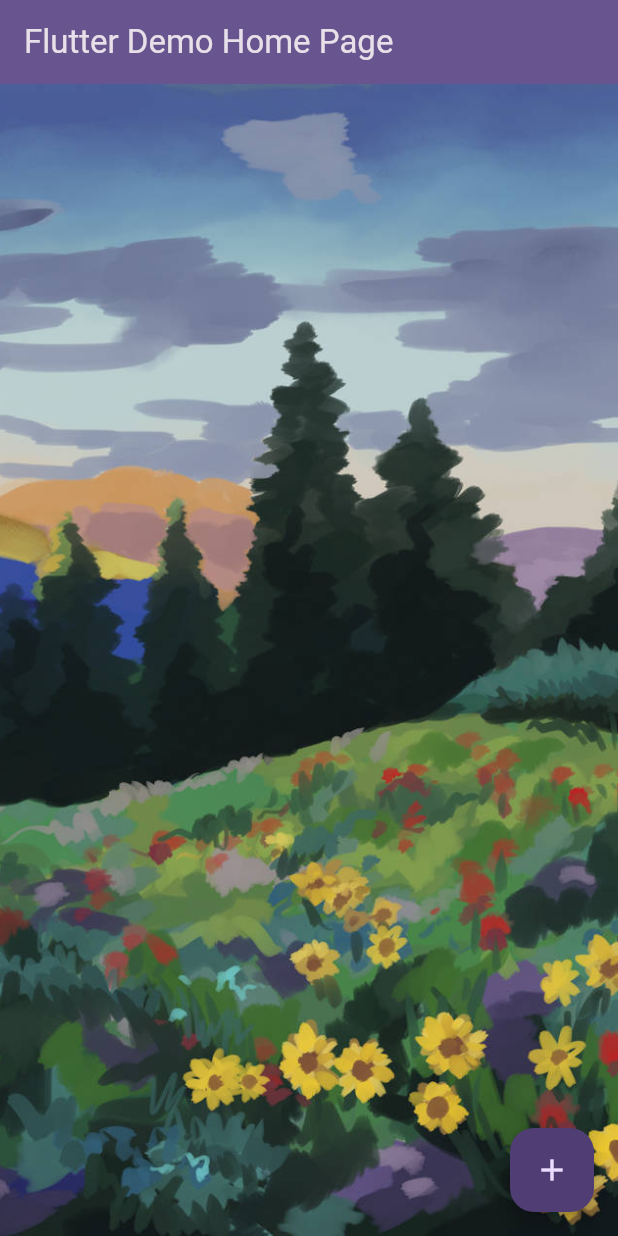
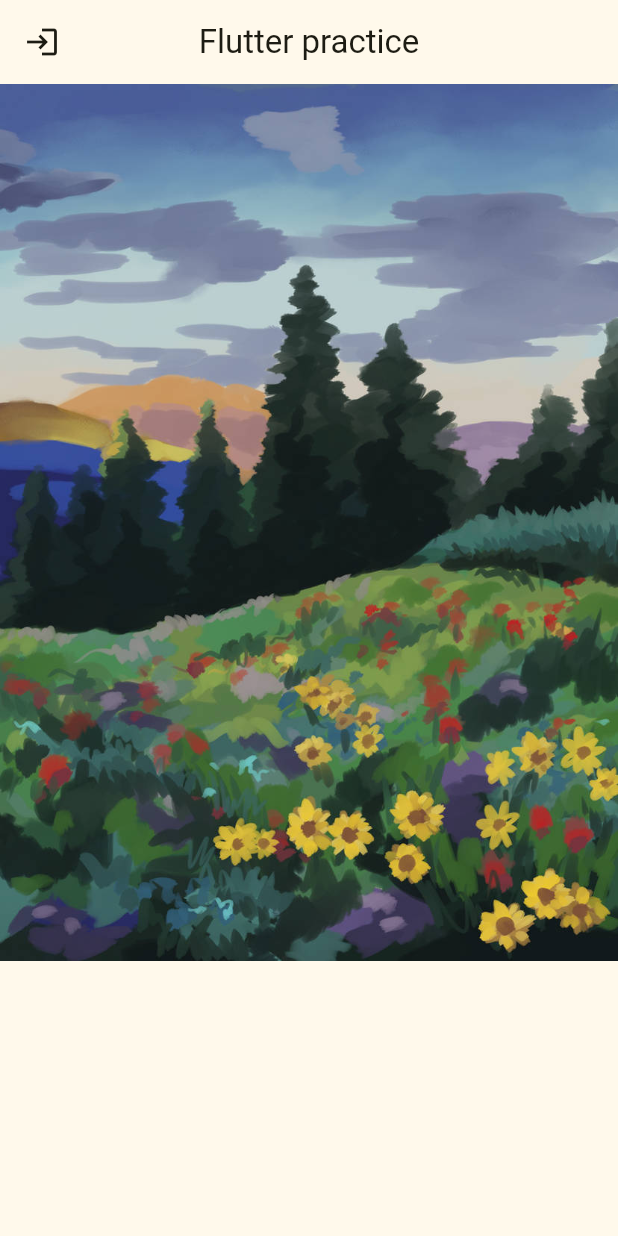
Before and after one commit to meti2727/smash, a Flutter app: the screen it shows after launch, on a phone screen of 412 x 824 dp. Run offline on Flutter 3.47's test engine with Material 3 defaults, Android fonts, the phone set to English and light mode, and no system bars.

Commit message:
flutter new commit

```diff
--- a/frontend/lib/main.dart
+++ b/frontend/lib/main.dart
@@ -1,82 +1,138 @@
+// import 'package:flutter/material.dart';
+
+// void main() {
+//   runApp(const MyApp());
+// }
+
+// class MyApp extends StatelessWidget{
+//    const MyApp({super.key});
+
+//    @override
+//    Widget build (BuildContext context) {
+
+//        return MaterialApp(
+//       debugShowCheckedModeBanner: false,
+//        theme:ThemeData(
+//         colorScheme: ColorScheme.fromSeed
+//         (seedColor:Colors.teal,
+//          brightness: Brightness.dark)
+//         ) ,
+
+//        home: Scaffold(
+
+//           appBar: AppBar(
+//           centerTitle: true,
+//           leading: Icon(Icons.login),
+//            title: Text('Flutter Map'),
+
+//          ),
+
+//          floatingActionButton: Column(
+
+//           mainAxisSize: MainAxisSize.min,
+
+//            children: [
+//              FloatingActionButton(
+//                onPressed: () {},
+//                child : Icon(Icons.add)
+
+//                ),
+//               SizedBox(
+//                 height: 10.0,
+//               ),
+//             FloatingActionButton(onPressed:  () {},
+//              child: Icon(Icons.add)
+//              ),
+//            ],
+//          ),
+
+//          bottomNavigationBar: NavigationBar(
+
+//           destinations: [
+//             NavigationDestination(
+//               icon:Icon(Icons.home) ,
+//               label: 'Home'
+//               ),
+//             NavigationDestination(
+//               icon:Icon(Icons.person) ,
+//               label: 'profile'
+//               ),
+//           ],
+//           //
+//           selectedIndex: 1,),
+//        ),
+//       );
+//    }
+//    }
+
+
+
 import 'package:flutter/material.dart';
+
 
 void main() {
   runApp(const MyApp());
 }
 
-String name = 'matsfdjshd';
-int number = 1;
-double lskdjkf = 1.0;
-List mylist =['skjdjf' , 'adfdsf'];
-Map<String , dynamic> myMap = {'String' :  'string'  , 'String2' :4555};
-
-
 class MyApp extends StatelessWidget {
   const MyApp({super.key});
 
-  // This widget is the root of your application.
   @override
   Widget build(BuildContext context) {
+    return MaterialApp(
+      debugShowCheckedModeBanner: false,
+      title: 'Flutter Prace',
+      theme: ThemeData(
+        colorScheme: ColorScheme.fromSeed(
+          seedColor: Colors.yellow,
 
-    return MaterialApp(
-
-      debugShowCheckedModeBanner: false ,
-      title: 'Flutter Demo',
-      theme: ThemeData(
-
-        colorScheme: .fromSeed(
-          seedColor: Colors.deepPurple ,
-          brightness: Brightness.dark),
+        ),
       ),
 
 
+      home:  Scaffold(
+         appBar: AppBar(
+           title: const Text('Flutter practice'),
+           centerTitle: true,
+           leading: Icon(Icons.login),
+         ),
 
-      home: const MyHomePage(title: 'Flutter Demo Home Page'),
-    );
-  }
-}
+           body:  Image.asset("assets/images/bg.jpg")
 
-class MyHomePage extends StatefulWidget {
-  const MyHomePage({super.key, required this.title});
+          // Row (
+          //   mainAxisAlignment: MainAxisAlignment.center,
+          //   crossAxisAlignment: CrossAxisAlignment.center,
+          //    children : [
+          //       Text("Name"),
+          //       Text('Agw'),
+          //       Text('Address'),
+          //    ]
+          // )
 
 
-  final String title;
 
-  @override
-  State<MyHomePage> createState() => _MyHomePageState();
-}
+          //Column(
+          //   mainAxisAlignment: MainAxisAlignment.center ,
+          //   crossAxisAlignment: CrossAxisAlignment.center, //! why is the column is not centerd horrizontally
+          //   children: [
+          //
+          //     Text("Name"),
+          //     Text("Age"),
+          //     Text("Address"),
 
-class _MyHomePageState extends State<MyHomePage> {
-  int _counter = 0;
+          //   ],
+          // )
 
-  void _incrementCounter() {
-    setState(() {
 
-      _counter++;
-    });
-  }
-
-  @override
-  Widget build(BuildContext context) {
-
-    return Scaffold(
-
-      appBar: AppBar(
-
-        backgroundColor: Theme.of(context).colorScheme.inversePrimary,
-
-        title: Text(widget.title),
-      ),
-
-      body:Image.asset('assets/images/bg.jpg',
-       height: double.infinity,
-       fit: BoxFit.cover,
-        ),
-
-      floatingActionButton: FloatingActionButton(
-        onPressed: _incrementCounter,
-        tooltip: 'Increment',
-        child: const Icon(Icons.add),
+        // Container(
+        //    width: 200,
+        //    height: 100,
+        //    color: Colors.blue,
+        //    padding : EdgeInsets.all(10.0),
+        //    margin: EdgeInsets.all(10.0),
+        //   //  alignment: Alignment.center,   //! whats going on
+        //    child:Center ( child:Text("Hello"),) ,
+        //  )
       ),
     );
   }
```
Also changed, not shown: frontend/flutter_01.png (added).
